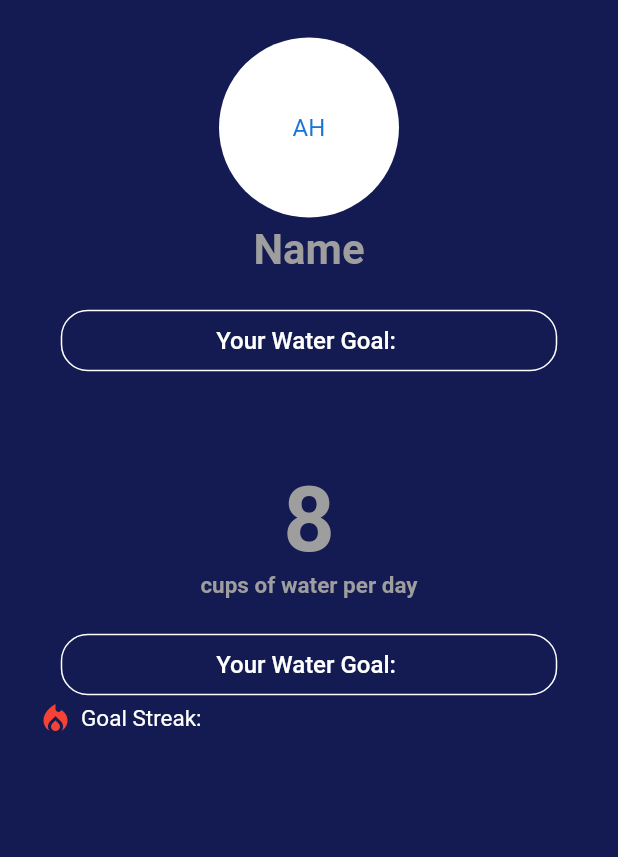
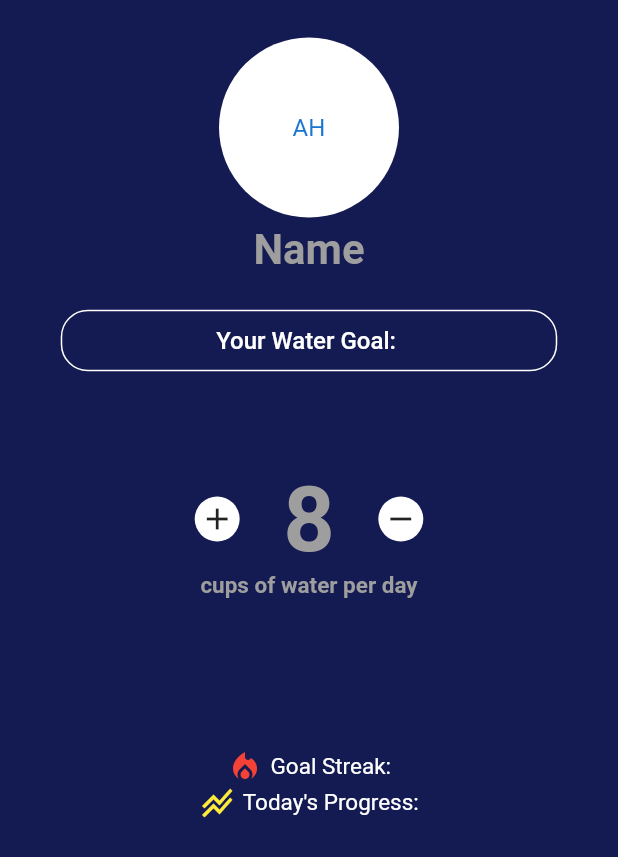
Before and after one commit to ananyaj1/watertracker708, a Flutter app: the UserProfilePage screen opened directly, on a phone screen of 412 x 824 dp. Shown: the top 857 px of the screen. Run offline on Flutter 3.47's test engine with Material 2 defaults, Android fonts, the phone set to English and light mode, and no system bars; our stand-ins replace cloud_firestore, firebase_auth, firebase_core, percent_indicator, wave; accounts and stored records are empty; Roboto replaces fonts that are missing (SF-Pro-Display-Light.otf).

Commit message:
added goal functionality

```diff
--- a/lib/signin.dart
+++ b/lib/signin.dart
@@ -116,7 +116,7 @@ class _SignInPageState extends State<SignInPage> {
                         SizedBox(
                           height: 50,
                         ),
-                        KTPPrimaryLargeButton(
+                        WaterPrimaryLargeButton(
                             text: "Continue",
                             active: _continueButtonActive,
                             isProcessing: _isProcessing,
--- a/lib/signup.dart
+++ b/lib/signup.dart
@@ -148,7 +148,7 @@ class _SignUpPageState extends State<SignUpPage> {
                     ),
                   ),
                   const SizedBox(height: 40),
-                  KTPPrimaryLargeButton(
+                  WaterPrimaryLargeButton(
                       text: "Continue",
                       active: _continueButtonActive,
                       onPressed: () async {
--- a/lib/user/userprofile.dart
+++ b/lib/user/userprofile.dart
@@ -10,6 +10,7 @@ class UserProfilePage extends StatefulWidget {
 }
 
 class _UserProfilePageState extends State<UserProfilePage> {
+  var goal = 8;
   @override
   Widget build(BuildContext context) {
     return Scaffold(
@@ -47,13 +48,34 @@ class _UserProfilePageState extends State<UserProfilePage> {
                 SizedBox(
                   height: 60,
                 ),
+                Row(
+                  mainAxisAlignment: MainAxisAlignment.center,
+                  children: [
+                    ActionButton(
+                      chIcon: const Icon(Icons.add),
+                      onPressed: () {
+                        setState(() {
+                          goal += 1;
+                        });
+                      },
+                    ),
                     Text(
-                  "8",
+                      goal.toString(),
                       style: TextStyle(
                         fontSize: 60,
                         fontWeight: FontWeight.bold,
                         color: Colors.grey.shade500,
                       ),
+                    ),
+                    ActionButton(
+                      chIcon: const Icon(Icons.remove),
+                      onPressed: () {
+                        setState(() {
+                          goal -= 1;
+                        });
+                      },
+                    ),
+                  ],
                 ),
                 Text(
                   "cups of water per day",
@@ -63,13 +85,9 @@ class _UserProfilePageState extends State<UserProfilePage> {
                     color: Colors.grey.shade500,
                   ),
                 ),
-                SizedBox(height: 20),
-                WaterOutlineButton(
-                  text: 'Your Water Goal: ',
-                  onPressed: () {},
-                  active: false,
-                ),
+                SizedBox(height: 100),
                 Row(
+                  mainAxisAlignment: MainAxisAlignment.center,
                   children: [
                     Icon(
                       Icons.local_fire_department,
@@ -85,6 +103,23 @@ class _UserProfilePageState extends State<UserProfilePage> {
                     ),
                   ],
                 ),
+                Row(
+                  mainAxisAlignment: MainAxisAlignment.center,
+                  children: [
+                    Icon(
+                      Icons.stacked_line_chart,
+                      color: Colors.yellow,
+                    ),
+                    SizedBox(width: 5),
+                    Text(
+                      "Today's Progress:",
+                      style: TextStyle(
+                        fontSize: 15,
+                        color: Colors.white,
+                      ),
+                    ),
+                  ],
+                ),
               ],
             ),
           ),
--- a/lib/widgets.dart
+++ b/lib/widgets.dart
@@ -133,7 +133,7 @@ class _WaterTextFormFieldState extends State<WaterTextFormField> {
   }
 }
 
-// --------------------- KTP NEW PAGE FORM BUTTON ---------------------
+// --------------------- Water NEW PAGE FORM BUTTON ---------------------
 // Has a similar design to the text field, but opens a new page for input.
 class WaterNewPageFormButton extends StatelessWidget {
   final String label, hint;
@@ -272,14 +272,14 @@ class WaterOutlineButton extends StatelessWidget {
   }
 }
 
-// --------------------- KTP WELCOME BUTTON ---------------------
+// --------------------- Water WELCOME BUTTON ---------------------
 // Big button at the bottom of every page, usually labeled "Continue".
-class KTPWelcomeButton extends StatelessWidget {
+class WaterWelcomeButton extends StatelessWidget {
   final String text;
   final bool active, isProcessing;
   final Function() onPressed;
 
-  const KTPWelcomeButton(
+  const WaterWelcomeButton(
       {required this.text,
       required this.onPressed,
       this.active = true,
@@ -323,14 +323,40 @@ class KTPWelcomeButton extends StatelessWidget {
   }
 }
 
+// ______________________ Action button ________________________________
+class ActionButton extends StatelessWidget {
+  final Function() onPressed;
+  final Icon chIcon;
+  const ActionButton({Key? key, required this.onPressed, required this.chIcon})
+      : super(key: key);
+
+  @override
+  Widget build(BuildContext context) {
+    return MaterialButton(
+      elevation: 0,
+      highlightElevation: 0,
+      splashColor: Colors.transparent,
+      highlightColor: Colors.transparent,
+      focusColor: Colors.transparent,
+      height: 30,
+      onPressed: onPressed,
+      color: const Color(0xFFFFFFFF),
+      shape: const CircleBorder(),
+      // If isProcessing is true, display a white circular loading animation
+      // where the usual label text would be.
+      child: chIcon,
+    );
+  }
+}
+
 // --------------------- KTP PRIMARY LARGE BUTTON ---------------------
 // Big button at the bottom of every page, usually labeled "Continue".
-class KTPPrimaryLargeButton extends StatelessWidget {
+class WaterPrimaryLargeButton extends StatelessWidget {
   final String text;
   final bool active, isProcessing;
   final Function() onPressed;
 
-  const KTPPrimaryLargeButton(
+  const WaterPrimaryLargeButton(
       {required this.text,
       required this.onPressed,
       this.active = true,
```
Lines whose indentation alone changed are shown as unchanged.
